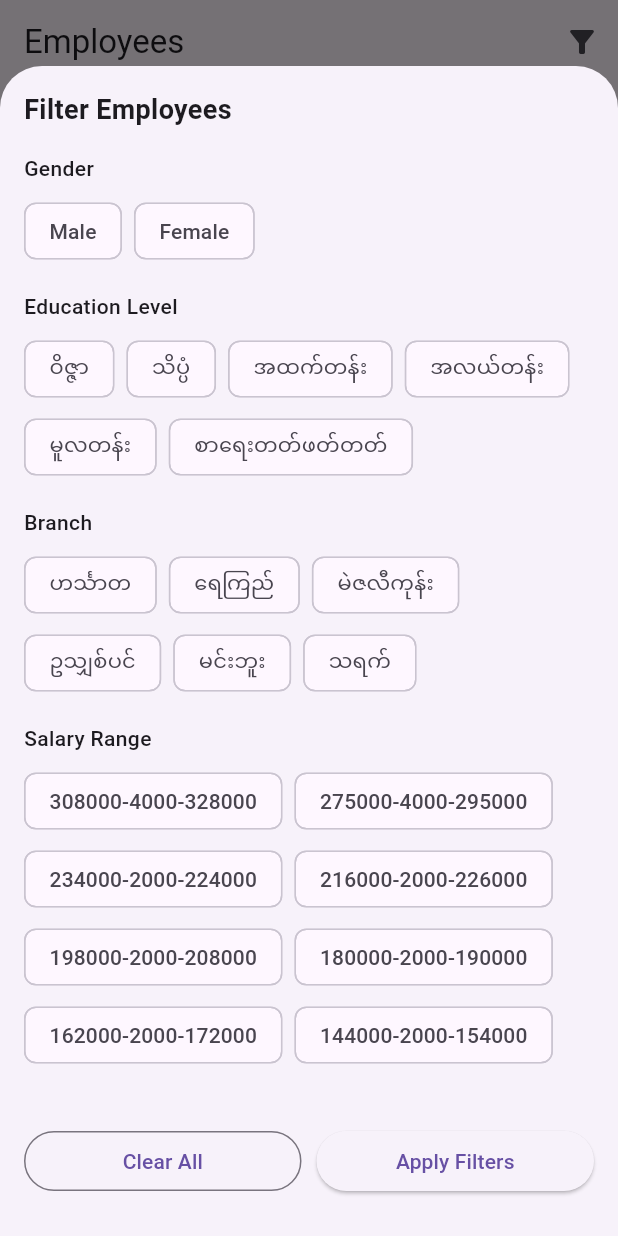
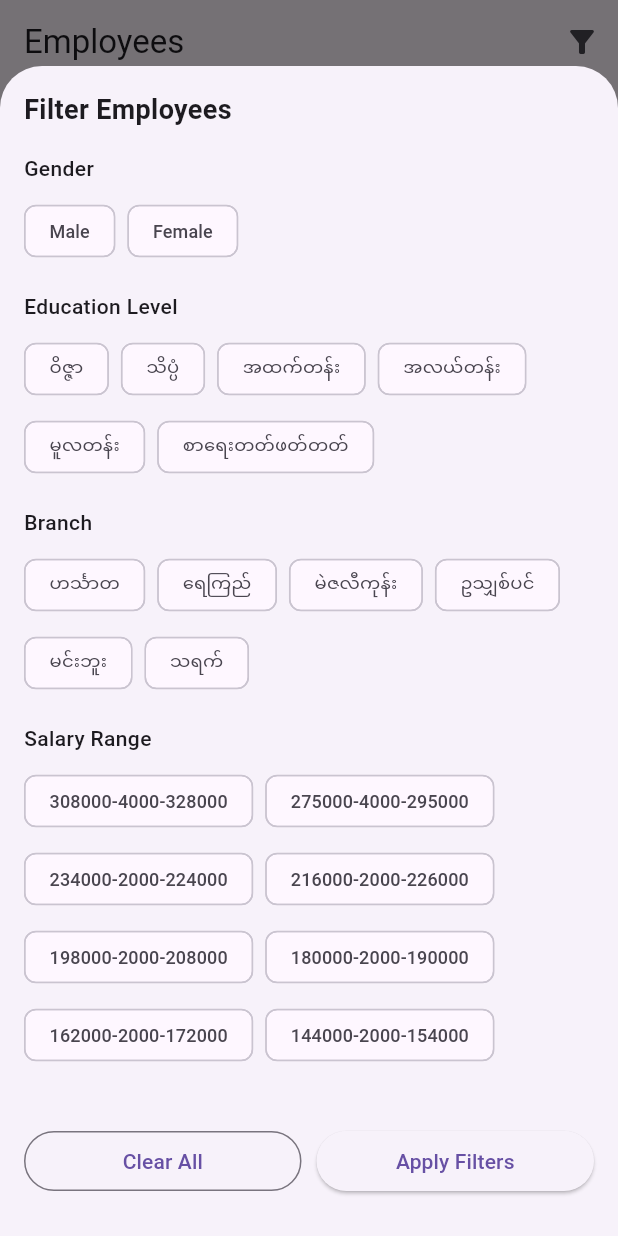
Before and after one commit to PhyoeKyawThan/mee_yatt_htar, a Flutter app: the screen it shows after launch, after a tap on the "filter alt" icon, on a phone screen of 412 x 824 dp. Run offline on Flutter 3.47's test engine with Material 3 defaults, Android fonts, the light colour scheme and no system bars; our stand-ins replace image_picker, sqflite; accounts and stored records are empty.

Commit message:
change font in filter to get more spaces

```diff
--- a/lib/screens/employees.dart
+++ b/lib/screens/employees.dart
@@ -545,7 +545,7 @@ class _FilterBottomSheetState extends State<FilterBottomSheet> {
   Widget _buildFilterChip(String label, String value) {
     final isSelected = _currentFilters.selectedValues.contains(value);
     return FilterChip(
-      label: Text(label),
+      label: Text(label, style: TextStyle(fontSize: 12)),
       selected: isSelected,
       onSelected: (selected) {
         setState(() {
```
